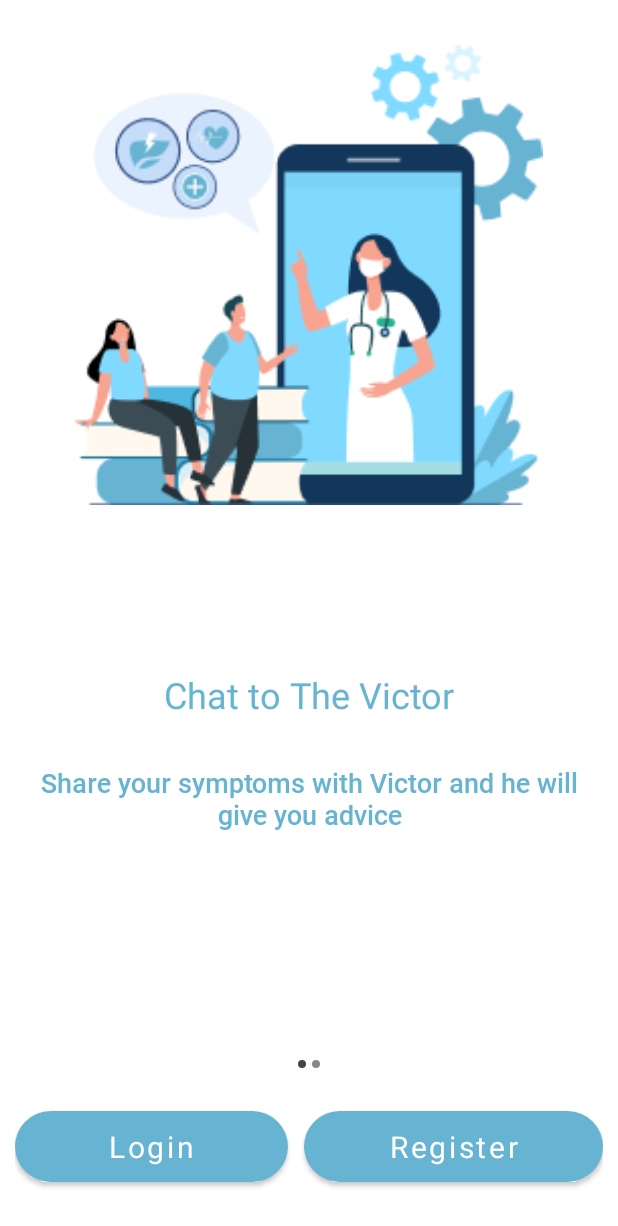
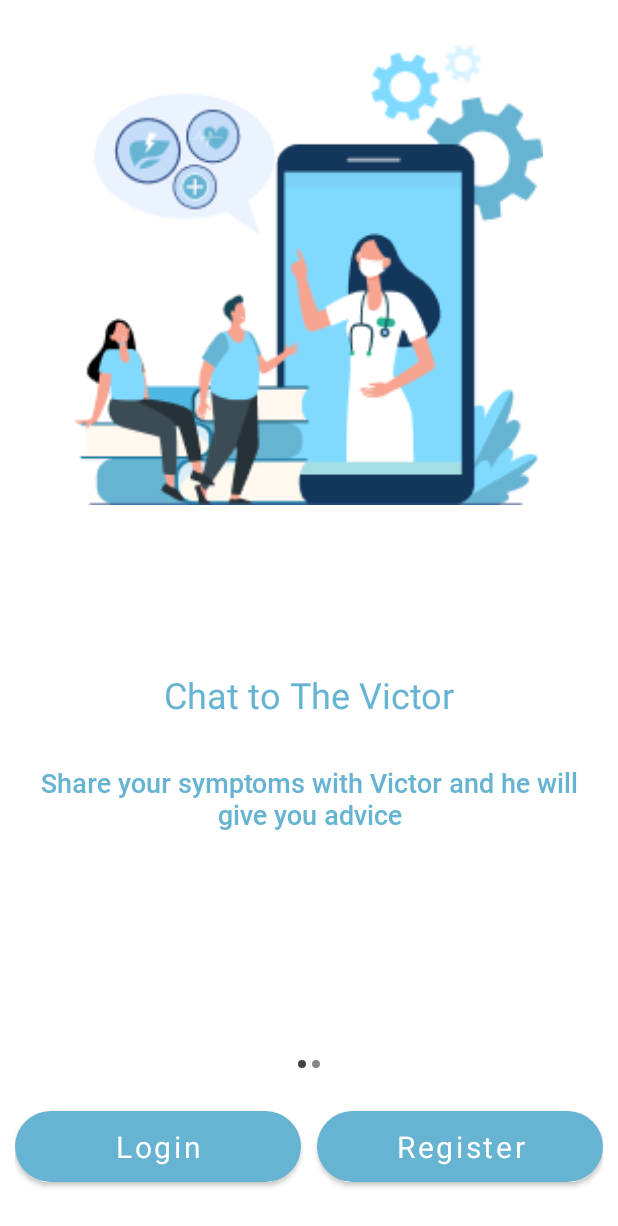
Before and after one commit to arissetyawan1/ui_victor_capstone, an Android app: the screen it shows after launch (IntroActivity), on a phone screen of 412 x 824 dp. Shown: the top 1226 px of the screen. Run offline under Robolectric (Android 15) with nearby library versions, the phone set to English and light mode, and no system bars; pictures from the network do not load; Roboto replaces fonts that are not available here; 3 statements that could not run were skipped.

Commit message:
Fix bug and layouting

```diff
--- a/app/src/main/java/com/android/victor/ui/login/LoginViewModel.kt
+++ b/app/src/main/java/com/android/victor/ui/login/LoginViewModel.kt
@@ -26,6 +26,7 @@ class LoginViewModel: ViewModel() {
     var successSignIn = MutableLiveData<Boolean>()
 
     fun checkEmailInUser(email: String, password: String) {
+        defaultValue()
         auth = FirebaseAuth.getInstance()
         firestore = FirebaseFirestore.getInstance()
         loading.value = true
--- a/app/src/main/res/layout/activity_intro.xml
+++ b/app/src/main/res/layout/activity_intro.xml
@@ -44,7 +44,7 @@
 
             <com.google.android.material.button.MaterialButton
                 android:id="@+id/btn_login"
-                android:layout_width="wrap_content"
+                android:layout_width="0dp"
                 android:layout_height="wrap_content"
                 android:padding="10dp"
                 android:layout_marginEnd="5dp"
@@ -59,7 +59,7 @@
 
             <com.google.android.material.button.MaterialButton
                 android:id="@+id/btn_register"
-                android:layout_width="wrap_content"
+                android:layout_width="0dp"
                 android:layout_height="wrap_content"
                 android:padding="10dp"
                 android:layout_marginStart="5dp"
```
